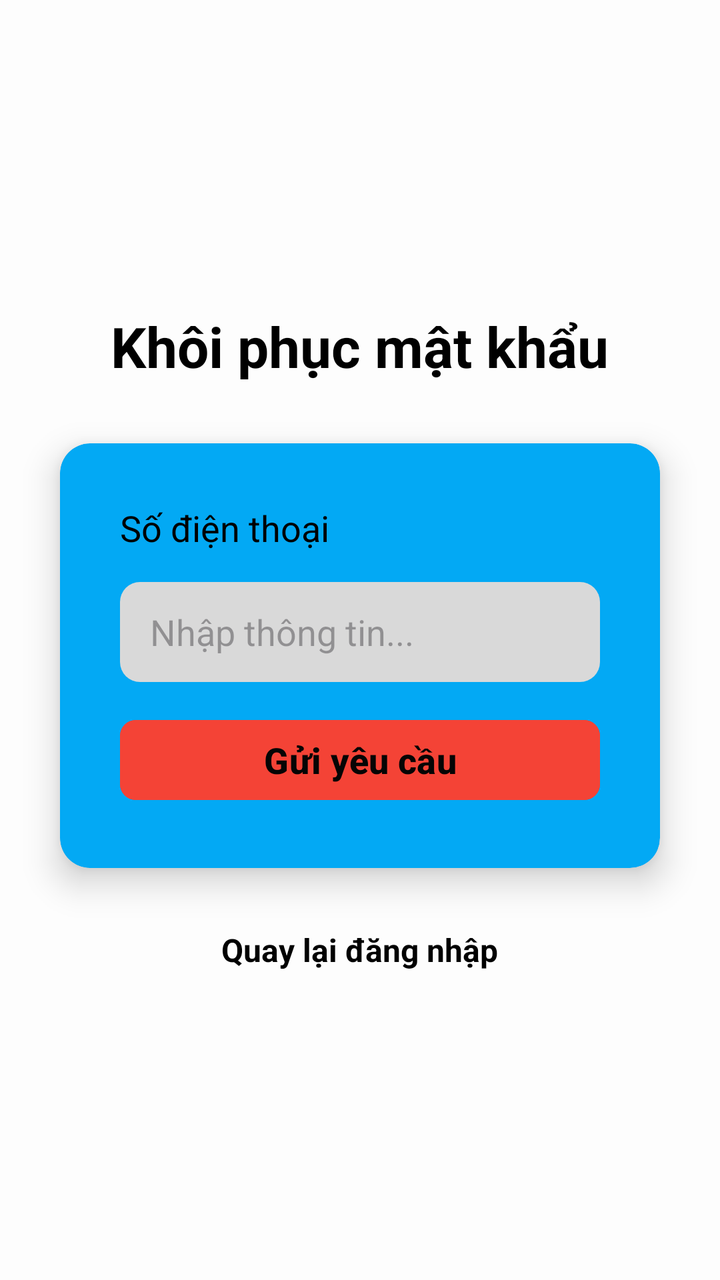
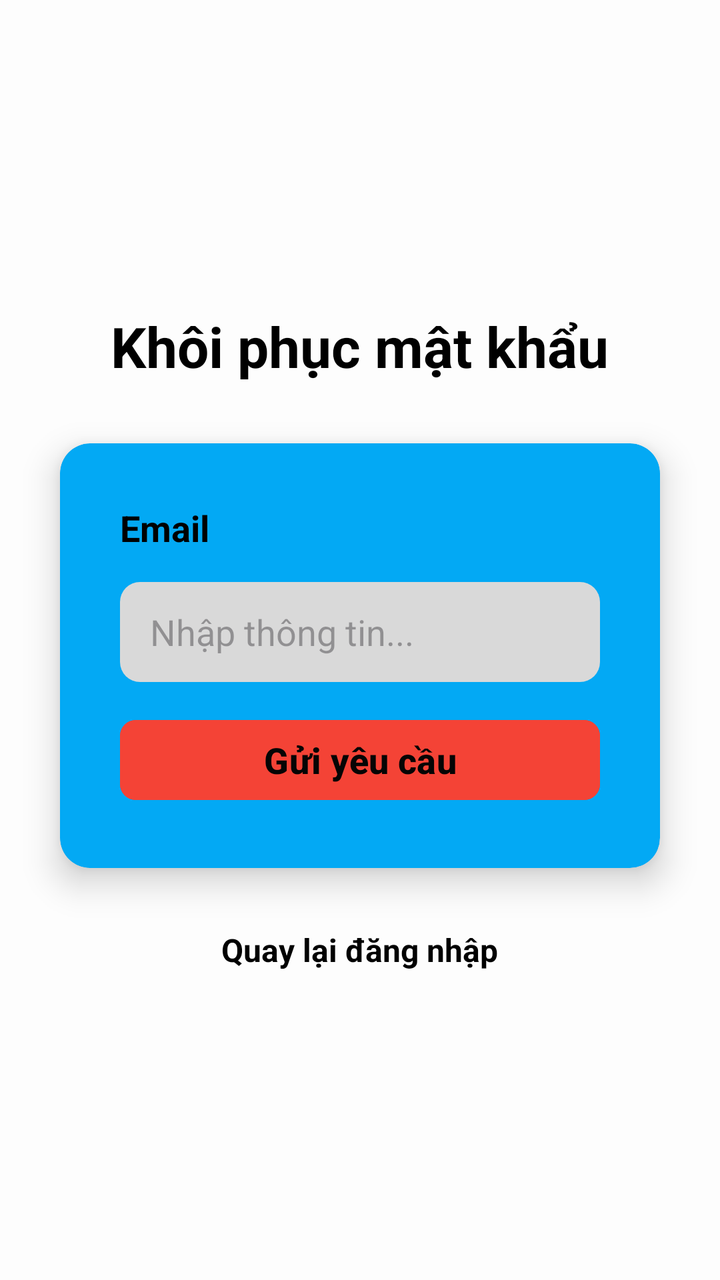

Compare the two renders of this Android layout. The source of the first and the diff that turns it into the second are given below.
<!-- AndroidManifest.xml: application theme Theme.TTCN_DangNhap -->
<!-- res/layout/activity_forgot.xml -->
<?xml version="1.0" encoding="utf-8"?>
<LinearLayout xmlns:android="http://schemas.android.com/apk/res/android"
    xmlns:app="http://schemas.android.com/apk/res-auto"
    xmlns:tools="http://schemas.android.com/tools"
    android:id="@+id/main"
    android:layout_width="match_parent"
    android:layout_height="match_parent"
    tools:context=".forgot"
    android:orientation="vertical"
    android:background="#FDFDFD"
    android:gravity="center">

    <TextView
        android:layout_width="wrap_content"
        android:layout_height="wrap_content"
        android:text="Khôi phục mật khẩu"
        android:textColor="#000000"
        android:textSize="28sp"
        android:textStyle="bold"
        android:layout_marginBottom="30dp"/>

    <androidx.cardview.widget.CardView
        android:layout_width="match_parent"
        android:layout_height="wrap_content"
        android:layout_marginHorizontal="30dp"
        app:cardCornerRadius="15dp"
        app:cardElevation="10dp"
        android:backgroundTint="#03A9F4">

        <LinearLayout
            android:layout_width="match_parent"
            android:layout_height="wrap_content"
            android:orientation="vertical"
            android:padding="30dp">


            <TextView
                android:layout_width="wrap_content"
                android:layout_height="wrap_content"
                android:text="Số điện thoại"
                android:textColor="#000000"
                android:textSize="18sp"
                android:layout_marginBottom="10dp"/>


            <EditText
                android:id="@+id/txt_sdt_recover"
                android:layout_width="match_parent"
                android:layout_height="50dp"
                android:layout_marginBottom="25dp"
                android:background="@drawable/nhap_bogoc"
                android:hint="Nhập thông tin..."
                android:inputType="text"
                android:layout_marginVertical="5dp"
                android:paddingStart="15dp" />

            <Button
                android:id="@+id/btn_gui"
                android:layout_width="match_parent"
                android:layout_height="wrap_content"
                android:layout_marginTop="10dp"
                android:backgroundTint="#F44336"
                android:text="Gửi yêu cầu"
                android:textColor="#050505"
                android:textSize="18sp"
                android:textStyle="bold"
                app:cornerRadius="8dp" />
        </LinearLayout>
    </androidx.cardview.widget.CardView>

    <TextView
        android:id="@+id/txt_back"
        android:layout_width="wrap_content"
        android:layout_height="wrap_content"
        android:text="Quay lại đăng nhập"
        android:textColor="#000000"
        android:textSize="16sp"
        android:textStyle="bold"
        android:layout_marginTop="30dp"/>
</LinearLayout>
<!-- resources referenced by this layout -->
<resources>
  <!-- drawable nhap_bogoc (drawable) -->
  <?xml version="1.0" encoding="utf-8"?>
  <shape
      xmlns:android="http://schemas.android.com/apk/res/android">
      <solid
          android:color="#D9D9D9"
          />
      <corners
          android:radius="10dp"
          />
  
  </shape>
  <style name="Theme.TTCN_DangNhap" parent="Base.Theme.TTCN_DangNhap" />
  <style name="Base.Theme.TTCN_DangNhap" parent="Theme.Material3.DayNight.NoActionBar">
          
          
      </style>
</resources>

<!-- the commit's change to res/layout/activity_forgot.xml (unified diff, before → after) -->
@@ -37,7 +37,8 @@
             <TextView
                 android:layout_width="wrap_content"
                 android:layout_height="wrap_content"
-                android:text="Số điện thoại"
+                android:text="Email"
+                android:textStyle="bold"
                 android:textColor="#000000"
                 android:textSize="18sp"
                 android:layout_marginBottom="10dp"/>
